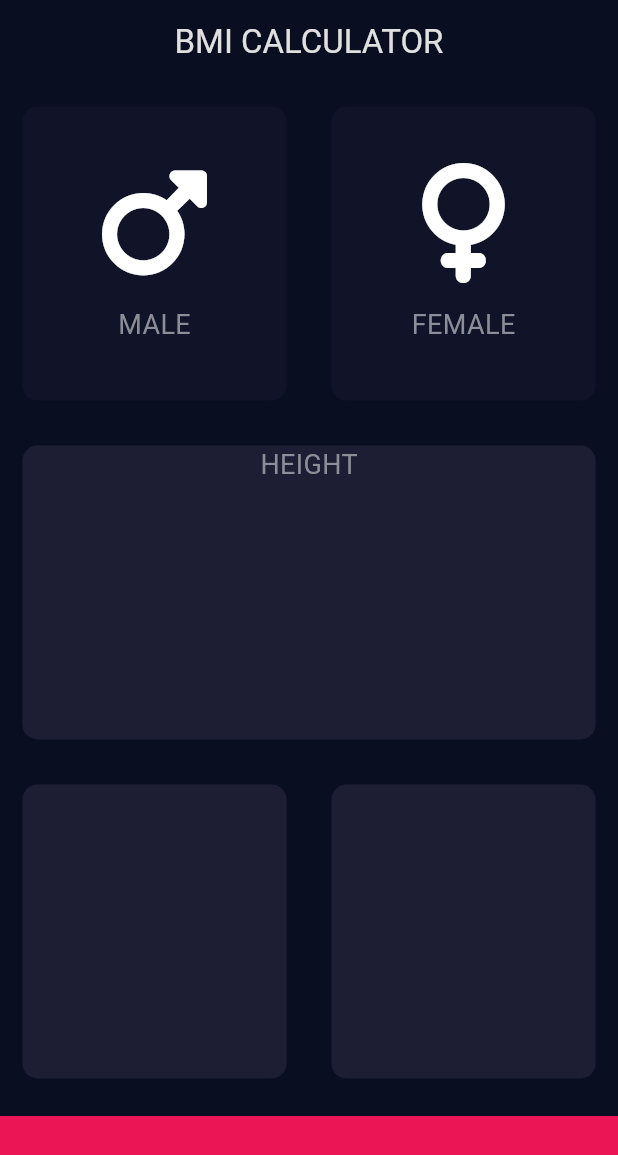
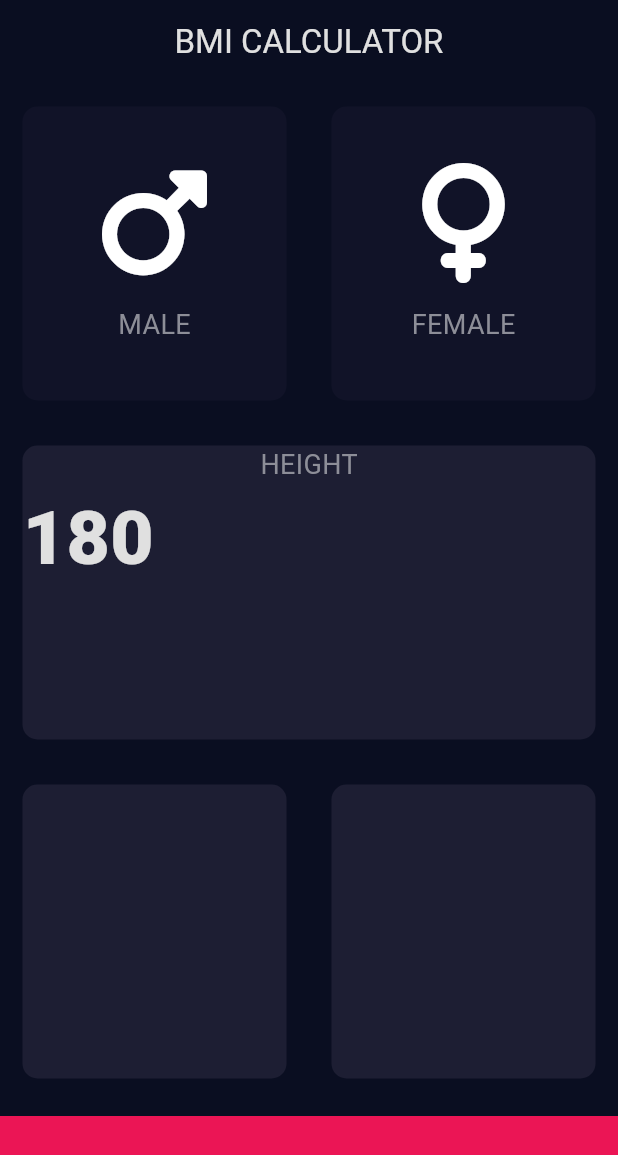
Before and after one commit to ChristianMC07/bmi_calculator, a Flutter app: the screen it shows after launch, on a phone screen of 412 x 824 dp. Shown: the top 1155 px of the screen. Run offline on Flutter 3.47's test engine with Material 3 defaults, Android fonts, the phone set to English and light mode, and no system bars; our stand-ins replace font_awesome_flutter.

Commit message:
Styling the number

```diff
--- a/lib/constants.dart
+++ b/lib/constants.dart
@@ -9,3 +9,8 @@ const kLabelTextStyle = TextStyle(
   fontSize: 18.00,
   color: Color(0xFF8D8E98),
 );
+
+const kNumberTextStyle = TextStyle(
+  fontSize: 50.0,
+  fontWeight: FontWeight.w900,
+);
--- a/lib/input_page.dart
+++ b/lib/input_page.dart
@@ -72,6 +72,14 @@ class _InputPageState extends State<InputPage> {
                     "HEIGHT",
                     style: kLabelTextStyle,
                   ),
+                  Row(
+                    children: [
+                      Text(
+                        '180',
+                        style: kNumberTextStyle,
+                      ),
+                    ],
+                  )
                 ],
               ),
             ),
```
